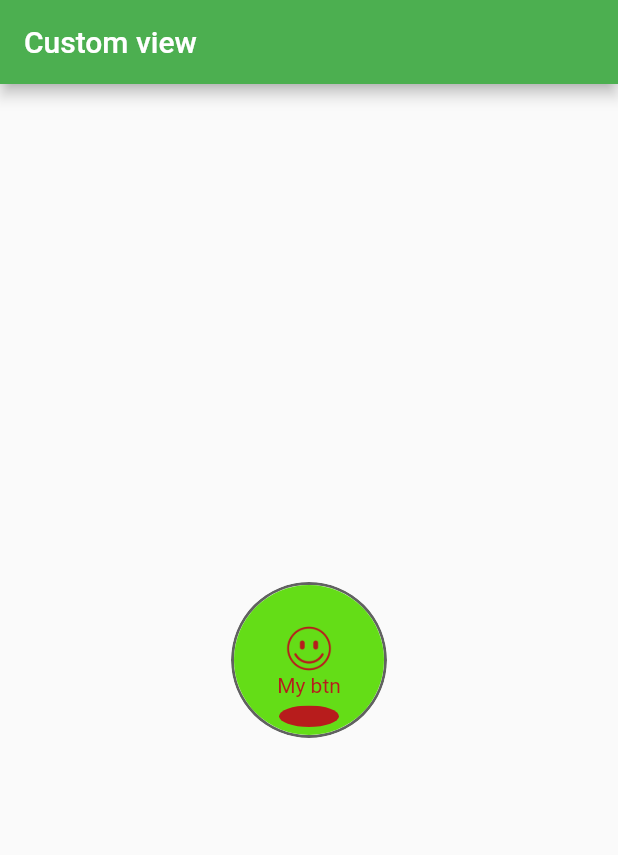
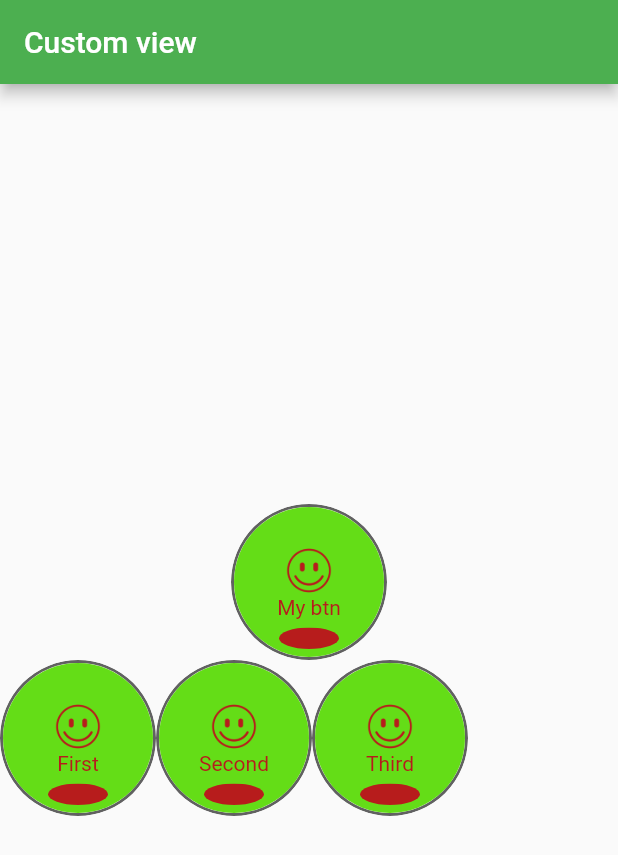
Before and after one commit to IvanTyurin/smile_app, a Flutter app: the screen it shows after launch, on a phone screen of 412 x 824 dp. Shown: the top 855 px of the screen. Run offline on Flutter 3.47's test engine with Material 2 defaults, Android fonts, the phone set to English and light mode, and no system bars.

Commit message:
Radio widget pattern.

```diff
--- /dev/null
+++ b/lib/RadioSmileButton.dart
@@ -0,0 +1,31 @@
+import 'package:flutter/material.dart';
+import 'SmileButton.dart';
+
+class RadioSmileButton extends StatefulWidget {
+  final List<SmileButton> buttonsList;
+
+  const RadioSmileButton({Key key, this.buttonsList}) : super(key: key);
+
+  _RadioSmileButtonState createState() {
+    return _RadioSmileButtonState();
+  }
+}
+
+class _RadioSmileButtonState extends State<RadioSmileButton> {
+  @override
+  Widget build(BuildContext context) {
+    return Row(
+      children: _arrayButtonsBuild(),
+    );
+  }
+
+  List<Widget> _arrayButtonsBuild() {
+    List<Widget> buttons = [];
+    for(SmileButton button in widget.buttonsList) {
+      buttons.add(Container(
+        child: button,
+      ));
+    }
+    return buttons;
+  }
+}
--- a/lib/main.dart
+++ b/lib/main.dart
@@ -1,5 +1,6 @@
 import 'package:flutter/material.dart';
 import 'SmileButton.dart';
+import 'RadioSmileButton.dart';
 
 void main() {
   runApp(MyApp());
@@ -26,6 +27,40 @@ class MyHomePage extends StatefulWidget {
 }
 
 class _MyHomePageState extends State<MyHomePage> {
+  List<SmileButton> buttonsInRadio = [];
+
+  @override
+  void initState() {
+    super.initState();
+    buttonsInRadio.add(
+        SmileButton(
+          imagePath: "assets/happy.png",
+          buttonSize: 100,
+        title: "First",
+        onTap: (state) {
+          print(state);
+        },
+      ));
+    buttonsInRadio.add(
+        SmileButton(
+          imagePath: "assets/happy.png",
+          buttonSize: 100,
+          title: "Second",
+          onTap: (state) {
+            print(state);
+          },
+        ));
+    buttonsInRadio.add(
+        SmileButton(
+          imagePath: "assets/happy.png",
+          buttonSize: 100,
+          title: "Third",
+          onTap: (state) {
+            print(state);
+          },
+        ));
+  }
+
   @override
   Widget build(BuildContext context) {
     return Scaffold(
@@ -44,6 +79,7 @@ class _MyHomePageState extends State<MyHomePage> {
                 print(state);
               },
             ),
+            RadioSmileButton(buttonsList: buttonsInRadio,),
           ],
         ),
       ),
```
